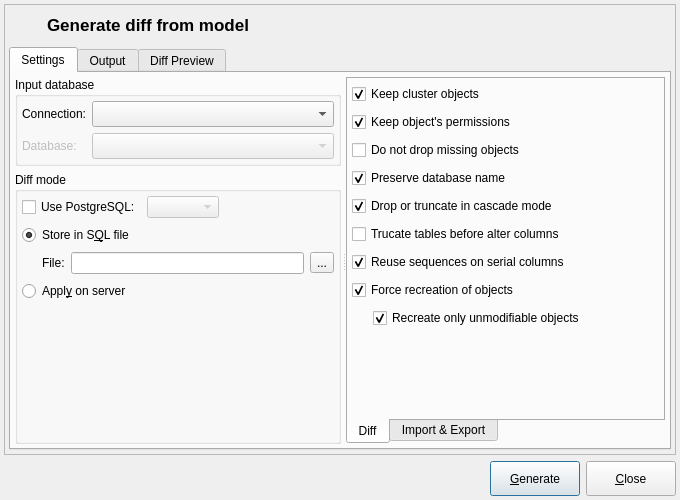
Above: libpgmodeler_ui/ui/modeldatabasediffform.ui from pgmodeler/pgmodeler before the change. Below: the same form after it.
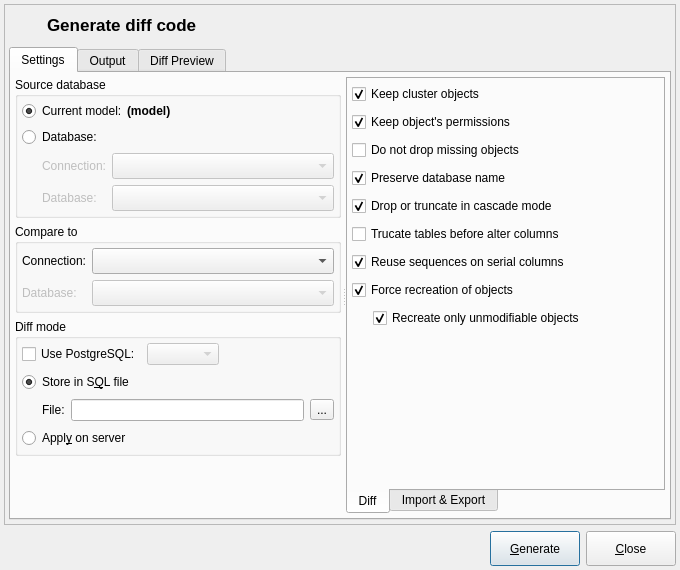
That is the form after the change. Icons and pictures are not drawn.

Commit message: Added the ability to compare two databases, and not only a model and a database, in ModelDatabaseDiffForm

The edit to the form file:
```diff
--- a/libpgmodeler_ui/ui/modeldatabasediffform.ui
+++ b/libpgmodeler_ui/ui/modeldatabasediffform.ui
@@ -10,7 +10,7 @@
     <x>0</x>
     <y>0</y>
     <width>680</width>
-    <height>500</height>
+    <height>570</height>
    </rect>
   </property>
   <property name="sizePolicy">
@@ -22,7 +22,7 @@
   <property name="minimumSize">
    <size>
     <width>680</width>
-    <height>500</height>
+    <height>570</height>
    </size>
   </property>
   <property name="maximumSize">
@@ -130,7 +130,7 @@
            </font>
           </property>
           <property name="text">
-           <string>Generate diff from model</string>
+           <string>Generate diff code</string>
           </property>
          </widget>
         </item>
@@ -177,6 +177,198 @@
             </property>
             <widget class="QWidget" name="layoutWidget">
              <layout class="QVBoxLayout" name="verticalLayout_6">
+              <item>
+               <widget class="QGroupBox" name="groupBox_2">
+                <property name="sizePolicy">
+                 <sizepolicy hsizetype="Expanding" vsizetype="Preferred">
+                  <horstretch>0</horstretch>
+                  <verstretch>0</verstretch>
+                 </sizepolicy>
+                </property>
+                <property name="minimumSize">
+                 <size>
+                  <width>0</width>
+                  <height>0</height>
+                 </size>
+                </property>
+                <property name="title">
+                 <string>Source database</string>
+                </property>
+                <property name="flat">
+                 <bool>false</bool>
+                </property>
+                <property name="checkable">
+                 <bool>false</bool>
+                </property>
+                <layout class="QVBoxLayout" name="verticalLayout_7">
+                 <property name="leftMargin">
+                  <number>4</number>
+                 </property>
+                 <property name="topMargin">
+                  <number>4</number>
+                 </property>
+                 <property name="rightMargin">
+                  <number>4</number>
+                 </property>
+                 <property name="bottomMargin">
+                  <number>4</number>
+                 </property>
+                 <item>
+                  <layout class="QHBoxLayout" name="horizontalLayout_3">
+                   <property name="spacing">
+                    <number>0</number>
+                   </property>
+                   <item>
+                    <widget class="QRadioButton" name="src_model_rb">
+                     <property name="sizePolicy">
+                      <sizepolicy hsizetype="Preferred" vsizetype="Fixed">
+                       <horstretch>0</horstretch>
+                       <verstretch>0</verstretch>
+                      </sizepolicy>
+                     </property>
+                     <property name="text">
+                      <string>Current model:</string>
+                     </property>
+                     <property name="checked">
+                      <bool>true</bool>
+                     </property>
+                    </widget>
+                   </item>
+                   <item>
+                    <widget class="QLabel" name="src_model_name_lbl">
+                     <property name="sizePolicy">
+                      <sizepolicy hsizetype="Expanding" vsizetype="Preferred">
+                       <horstretch>0</horstretch>
+                       <verstretch>0</verstretch>
+                      </sizepolicy>
+                     </property>
+                     <property name="font">
+                      <font>
+                       <weight>75</weight>
+                       <italic>false</italic>
+                       <bold>true</bold>
+                      </font>
+                     </property>
+                     <property name="text">
+                      <string>(model)</string>
+                     </property>
+                     <property name="textInteractionFlags">
+                      <set>Qt::TextSelectableByKeyboard|Qt::TextSelectableByMouse</set>
+                     </property>
+                    </widget>
+                   </item>
+                  </layout>
+                 </item>
+                 <item>
+                  <widget class="QRadioButton" name="src_database_rb">
+                   <property name="minimumSize">
+                    <size>
+                     <width>0</width>
+                     <height>0</height>
+                    </size>
+                   </property>
+                   <property name="text">
+                    <string>Database:</string>
+                   </property>
+                  </widget>
+                 </item>
+                 <item>
+                  <widget class="QWidget" name="src_database_wgt" native="true">
+                   <property name="enabled">
+                    <bool>false</bool>
+                   </property>
+                   <property name="minimumSize">
+                    <size>
+                     <width>50</width>
+                     <height>30</height>
+                    </size>
+                   </property>
+                   <layout class="QGridLayout" name="gridLayout_13">
+                    <property name="leftMargin">
+                     <number>20</number>
+                    </property>
+                    <property name="topMargin">
+                     <number>0</number>
+                    </property>
+                    <property name="rightMargin">
+                     <number>0</number>
+                    </property>
+                    <property name="bottomMargin">
+                     <number>0</number>
+                    </property>
+                    <item row="0" column="0">
+                     <widget class="QLabel" name="src_connection_lbl">
+                      <property name="text">
+                       <string>Connection:</string>
+                      </property>
+                     </widget>
+                    </item>
+                    <item row="0" column="1">
+                     <widget class="QComboBox" name="src_connections_cmb">
+                      <property name="sizePolicy">
+                       <sizepolicy hsizetype="Expanding" vsizetype="Fixed">
+                        <horstretch>0</horstretch>
+                        <verstretch>0</verstretch>
+                       </sizepolicy>
+                      </property>
+                      <property name="sizeAdjustPolicy">
+                       <enum>QComboBox::AdjustToMinimumContentsLengthWithIcon</enum>
+                      </property>
+                      <property name="iconSize">
+                       <size>
+                        <width>18</width>
+                        <height>18</height>
+                       </size>
+                      </property>
+                     </widget>
+                    </item>
+                    <item row="1" column="0">
+                     <widget class="QLabel" name="src_database_lbl">
+                      <property name="enabled">
+                       <bool>false</bool>
+                      </property>
+                      <property name="sizePolicy">
+                       <sizepolicy hsizetype="Minimum" vsizetype="Preferred">
+                        <horstretch>0</horstretch>
+                        <verstretch>0</verstretch>
+                       </sizepolicy>
+                      </property>
+                      <property name="text">
+                       <string>Database:</string>
+                      </property>
+                      <property name="indent">
+                       <number>-1</number>
+                      </property>
+                     </widget>
+                    </item>
+                    <item row="1" column="1">
+                     <widget class="QComboBox" name="src_database_cmb">
+                      <property name="enabled">
+                       <bool>false</bool>
+                      </property>
+                      <property name="sizePolicy">
+                       <sizepolicy hsizetype="Expanding" vsizetype="Fixed">
+                        <horstretch>0</horstretch>
+                        <verstretch>0</verstretch>
+                       </sizepolicy>
+                      </property>
+                      <property name="sizeAdjustPolicy">
+                       <enum>QComboBox::AdjustToMinimumContentsLengthWithIcon</enum>
+                      </property>
+                      <property name="iconSize">
+                       <size>
+                        <width>18</width>
+                        <height>18</height>
+                       </size>
+                      </property>
+                     </widget>
+                    </item>
+                   </layout>
+                  </widget>
+                 </item>
+                </layout>
+               </widget>
+              </item>
               <item>
                <widget class="QGroupBox" name="groupBox">
                 <property name="sizePolicy">
@@ -192,7 +384,7 @@
                  </size>
                 </property>
                 <property name="title">
-                 <string>Input database</string>
+                 <string>Compare to</string>
                 </property>
                 <layout class="QGridLayout" name="gridLayout_11">
                  <property name="leftMargin">
@@ -582,22 +774,22 @@
                    </item>
                   </layout>
                  </item>
-                 <item>
-                  <spacer name="verticalSpacer_2">
-                   <property name="orientation">
-                    <enum>Qt::Vertical</enum>
-                   </property>
-                   <property name="sizeHint" stdset="0">
-                    <size>
-                     <width>20</width>
-                     <height>40</height>
-                    </size>
-                   </property>
-                  </spacer>
-                 </item>
                 </layout>
                </widget>
               </item>
+              <item>
+               <spacer name="verticalSpacer_2">
+                <property name="orientation">
+                 <enum>Qt::Vertical</enum>
+                </property>
+                <property name="sizeHint" stdset="0">
+                 <size>
+                  <width>20</width>
+                  <height>0</height>
+                 </size>
+                </property>
+               </spacer>
+              </item>
              </layout>
             </widget>
             <widget class="QTabWidget" name="tabWidget">
```
Left out of the diff: 2 changed lines with no effect on the pictures. The commit also changes 6 other files.
